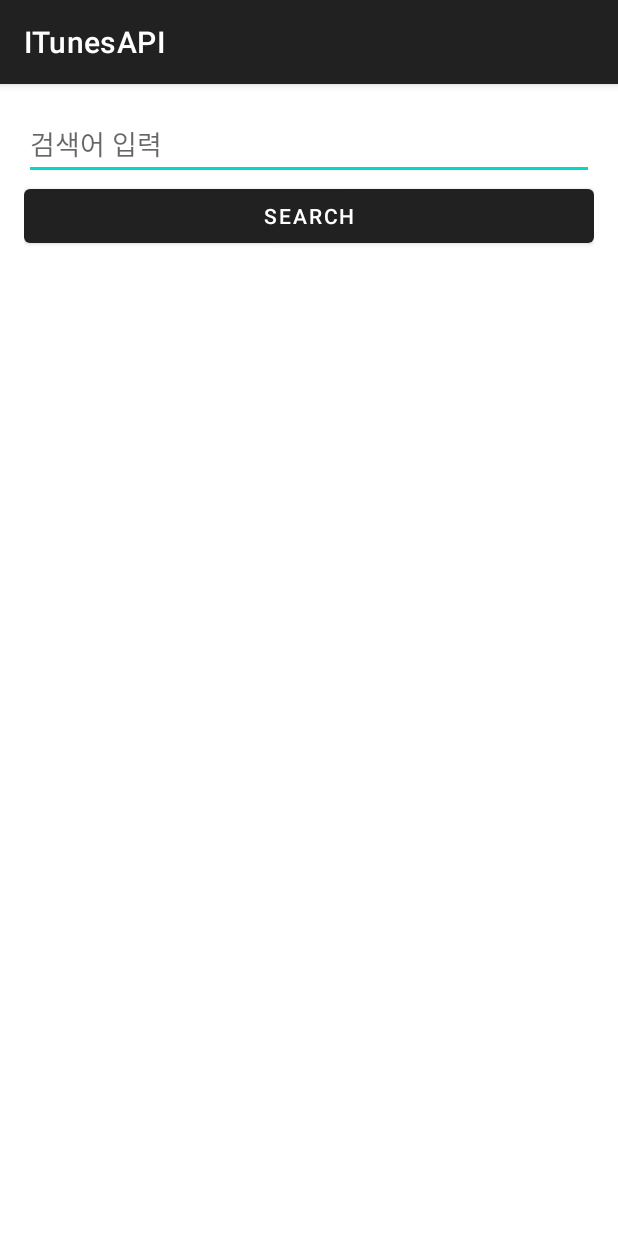
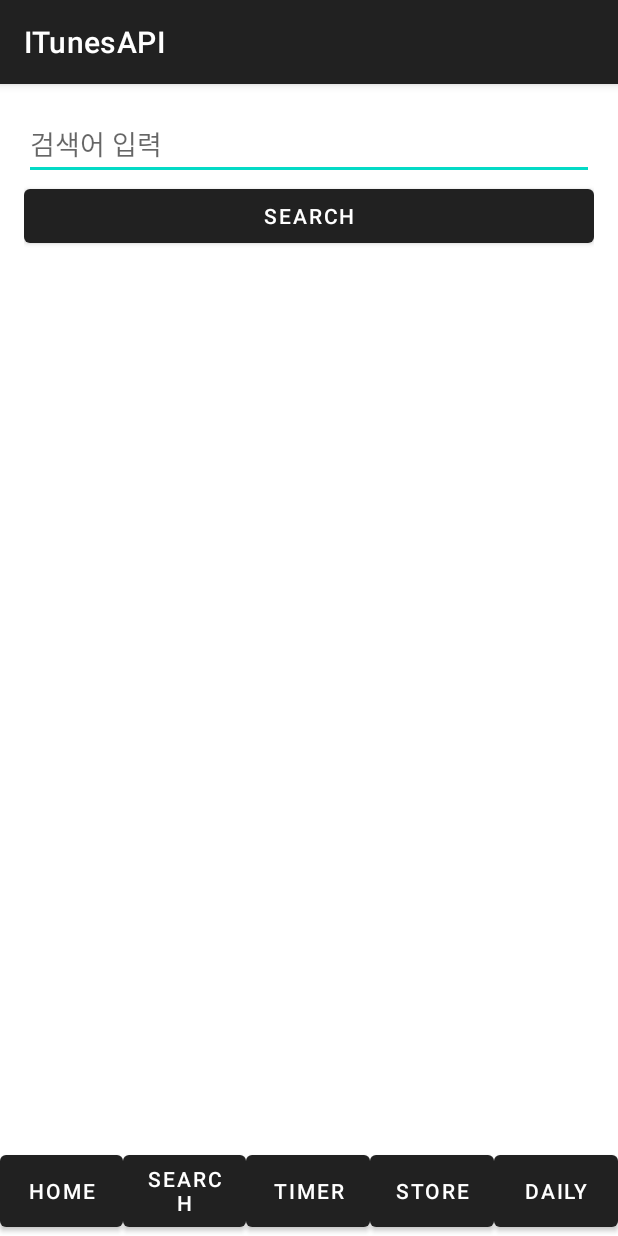
Before and after one commit to ammgree/FLIPI, an Android app: the screen it shows after launch (MainActivity), after a tap on "SEARCH", on a phone screen of 412 x 824 dp. Run offline under Robolectric (Android 15) with nearby library versions, the phone set to English and light mode, and no system bars; network calls fail; pictures from the network do not load.

Commit message:
노래 검색을 프래그먼트로 옮기고 네비게이션 만듦.
노래 앨범이 버튼 위로 나오는 문제가 있음

```diff
--- a/app/src/main/java/com/example/itunesapi/MainActivity.kt
+++ b/app/src/main/java/com/example/itunesapi/MainActivity.kt
@@ -18,11 +18,6 @@ import java.net.URL
 import java.net.URLEncoder
 
 class MainActivity : AppCompatActivity() {
-    private lateinit var recyclerView: RecyclerView
-    private lateinit var adapter: AlbumAdapter
-    private val albumList = mutableListOf<Album>()
-    private var mediaPlayer : MediaPlayer? = null
-
     override fun onCreate(savedInstanceState: Bundle?) {
         super.onCreate(savedInstanceState)
         enableEdgeToEdge()
@@ -32,86 +27,8 @@ class MainActivity : AppCompatActivity() {
             v.setPadding(systemBars.left, systemBars.top, systemBars.right, systemBars.bottom)
             insets
         }
-        val button = findViewById<Button>(R.id.button)
-        val editText = findViewById<EditText>(R.id.searchEditText)
-        recyclerView = findViewById<RecyclerView>(R.id.recyclerView)
-        recyclerView.layoutManager = LinearLayoutManager(this@MainActivity)
-
-
-        adapter = AlbumAdapter(albumList) {
-                album ->
-            mediaPlayer?.release()
-
-            mediaPlayer = MediaPlayer().apply {
-                setDataSource(album.songUrl)
-                prepare()
-                start()
-            }
-        }
-        recyclerView.adapter = adapter
-
-        button.setOnClickListener {
-            Thread {
-                try {
-                    //입력한 노래 제목
-                    val rawInput = editText.text.toString()
-                    val term = URLEncoder.encode(rawInput, "UTF-8")
-
-                    val urlSong = "https://itunes.apple.com/search?media=musicTrack&entity=song&country=kr&term=$term"
-                    val urlAlbum = "https://itunes.apple.com/search?media=musicTrack&entity=album&country=kr&term=$term"
-
-                    albumList.clear()
-
-                    val songMap = makeMap(urlSong)
-                    val albumMap = makeMap(urlAlbum)
-
-                    for ((id, songData) in songMap) {
-                        if (albumMap.containsKey(id)) {
-                            albumList.add(songData)
-                        }
-                    }
-
-                    runOnUiThread {
-                        adapter.notifyDataSetChanged()
-                    }
-
-                } catch (e:Exception){
-                    Log.e("iTunesAPI", "오류 발생: $e")
-                }
-            }.start()
-        }
-    }
-    fun makeMap(urls:String) : Map<String, Album>{
-        //URL 객체로 만들기
-        val url = URL(urls)
-
-        //GET 요청하기
-        val conn = url.openConnection() as HttpURLConnection
-        conn.requestMethod = "GET"
-        //5초동안만 데이터 받기
-        conn.connectTimeout = 5000
-        conn.readTimeout = 5000
-
-        val stream = conn.inputStream
-        val result = stream.bufferedReader().use { it.readText() }
-        stream.close()
-
-        val jsonResponse = JSONObject(result)
-        val jsonArray = jsonResponse.getJSONArray("results")
-
-        val madeMap = mutableMapOf<String, Album>()
-        for (i in 0 until jsonArray.length()) {
-            val item = jsonArray.getJSONObject(i)
-            var id = item.optString("collectionId")
-
-            val title = item.optString("trackName")
-            val artist = item.optString("artistName")
-            val album = item.optString("collectionName")
-            val albumArt = item.optString("artworkUrl100")
-            val songUrl = item.optString("previewUrl")
-
-            madeMap[id] = Album(title, artist, album, albumArt, songUrl)
-        }
-        return madeMap
+        supportFragmentManager.beginTransaction()
+            .replace(R.id.main, SearchFragment())
+            .commit()
     }
 }
--- /dev/null
+++ b/app/src/main/java/com/example/itunesapi/SearchFragment.kt
@@ -0,0 +1,125 @@
+package com.example.itunesapi
+
+import android.media.MediaPlayer
+import android.os.Bundle
+import android.util.Log
+import androidx.fragment.app.Fragment
+import android.view.LayoutInflater
+import android.view.View
+import android.view.ViewGroup
+import android.widget.Button
+import android.widget.EditText
+import androidx.recyclerview.widget.LinearLayoutManager
+import androidx.recyclerview.widget.RecyclerView
+import org.json.JSONObject
+import java.net.HttpURLConnection
+import java.net.URL
+import java.net.URLEncoder
+
+// TODO: Rename parameter arguments, choose names that match
+// the fragment initialization parameters, e.g. ARG_ITEM_NUMBER
+private const val ARG_PARAM1 = "param1"
+private const val ARG_PARAM2 = "param2"
+
+/**
+ * A simple [Fragment] subclass.
+ * Use the [SearchFragment.newInstance] factory method to
+ * create an instance of this fragment.
+ */
+class SearchFragment : Fragment() {
+
+    private lateinit var recyclerView: RecyclerView
+    private lateinit var adapter: AlbumAdapter
+    private val albumList = mutableListOf<Album>()
+    private var mediaPlayer : MediaPlayer? = null
+
+    override fun onCreateView(
+        inflater: LayoutInflater, container: ViewGroup?,
+        savedInstanceState: Bundle?
+    ): View? {
+        // Inflate the layout for this fragment
+        return inflater.inflate(R.layout.fragment_search, container, false)
+    }
+
+    override fun onViewCreated(view: View, savedInstanceState: Bundle?) {
+        val button = view.findViewById<Button>(R.id.button)
+        val editText = view.findViewById<EditText>(R.id.searchEditText)
+        recyclerView = view.findViewById<RecyclerView>(R.id.recyclerView)
+        recyclerView.layoutManager = LinearLayoutManager(requireContext())
+
+        adapter = AlbumAdapter(albumList) { album ->
+            mediaPlayer?.release()
+
+            mediaPlayer = MediaPlayer().apply {
+                setDataSource(album.songUrl)
+                prepare()
+                start()
+            }
+        }
+        recyclerView.adapter = adapter
+
+        button.setOnClickListener {
+            Thread {
+                try {
+                    //입력한 노래 제목
+                    val rawInput = editText.text.toString()
+                    val term = URLEncoder.encode(rawInput, "UTF-8")
+
+                    val urlSong = "https://itunes.apple.com/search?media=musicTrack&entity=song&country=kr&term=$term"
+                    val urlAlbum = "https://itunes.apple.com/search?media=musicTrack&entity=album&country=kr&term=$term"
+
+                    albumList.clear()
+
+                    val songMap = makeMap(urlSong)
+                    val albumMap = makeMap(urlAlbum)
+
+                    for ((id, songData) in songMap) {
+                        if (albumMap.containsKey(id)) {
+                            albumList.add(songData)
+                        }
+                    }
+
+                    activity?.runOnUiThread {
+                        adapter.notifyDataSetChanged()
+                    }
+
+                } catch (e:Exception){
+                    Log.e("iTunesAPI", "오류 발생: $e")
+                }
+            }.start()
+        }
+    }
+    private fun makeMap(urls:String) : Map<String, Album>{
+        //URL 객체로 만들기
+        val url = URL(urls)
+
+        //GET 요청하기
+        val conn = url.openConnection() as HttpURLConnection
+        conn.requestMethod = "GET"
+        //5초동안만 데이터 받기
+        conn.connectTimeout = 5000
+        conn.readTimeout = 5000
+
+        val stream = conn.inputStream
+        val result = stream.bufferedReader().use { it.readText() }
+        stream.close()
+
+        val jsonResponse = JSONObject(result)
+        val jsonArray = jsonResponse.getJSONArray("results")
+
+        val madeMap = mutableMapOf<String, Album>()
+        for (i in 0 until jsonArray.length()) {
+            val item = jsonArray.getJSONObject(i)
+            var id = item.optString("collectionId")
+
+            val title = item.optString("trackName")
+            val artist = item.optString("artistName")
+            val album = item.optString("collectionName")
+            val albumArt = item.optString("artworkUrl100")
+            val songUrl = item.optString("previewUrl")
+
+            madeMap[id] = Album(title, artist, album, albumArt, songUrl)
+        }
+        return madeMap
+    }
+}
--- a/app/src/main/res/layout/activity_main.xml
+++ b/app/src/main/res/layout/activity_main.xml
@@ -1,45 +1,65 @@
 <?xml version="1.0" encoding="utf-8"?>
-<LinearLayout
+<androidx.constraintlayout.widget.ConstraintLayout
     xmlns:android="http://schemas.android.com/apk/res/android"
-    xmlns:tools="http://schemas.android.com/tools"
+    xmlns:app="http://schemas.android.com/apk/res-auto"
     android:id="@+id/main"
     android:layout_width="match_parent"
-    android:layout_height="match_parent"
-    android:orientation="vertical"
-    tools:context=".MainActivity">
+    android:layout_height="match_parent">
 
-    <ScrollView
-        android:layout_width="match_parent"
+    <FrameLayout
+        android:id="@+id/fragment_container"
+        android:layout_width="0dp"
         android:layout_height="0dp"
-        android:layout_weight="1">
+        app:layout_constraintBottom_toTopOf="@+id/navigationBar"
+        app:layout_constraintEnd_toEndOf="parent"
+        app:layout_constraintHorizontal_bias="1.0"
+        app:layout_constraintStart_toStartOf="parent"
+        app:layout_constraintTop_toTopOf="parent" />
 
-        <LinearLayout
-            android:layout_width="match_parent"
-            android:layout_height="wrap_content"
-            android:orientation="vertical"
-            android:padding="16dp">
+    <LinearLayout
+        android:id="@+id/navigationBar"
+        android:layout_width="0dp"
+        android:layout_height="60dp"
+        android:orientation="horizontal"
+        app:layout_constraintBottom_toBottomOf="parent"
+        app:layout_constraintEnd_toEndOf="parent"
+        app:layout_constraintStart_toStartOf="parent"
+        app:layout_constraintTop_toBottomOf="@id/fragment_container">
 
-            <EditText
-                android:id="@+id/searchEditText"
-                android:layout_width="match_parent"
-                android:layout_height="wrap_content"
-                android:hint="검색어 입력"
-                android:inputType="text" />
+        <Button
+            android:id="@+id/nav_home"
+            android:layout_width="0dp"
+            android:layout_height="match_parent"
+            android:layout_weight="1"
+            android:text="home" />
 
+        <Button
+            android:id="@+id/nav_search"
+            android:layout_width="0dp"
+            android:layout_height="match_parent"
+            android:layout_weight="1"
+            android:text="search" />
 
-            <Button
-                android:id="@+id/button"
-                android:layout_width="match_parent"
-                android:layout_height="wrap_content"
-                android:text="Search" />
+        <Button
+            android:id="@+id/nav_timer"
+            android:layout_width="0dp"
+            android:layout_height="match_parent"
+            android:layout_weight="1"
+            android:text="timer" />
 
-            <androidx.recyclerview.widget.RecyclerView
-                android:id="@+id/recyclerView"
-                android:layout_width="match_parent"
-                android:layout_height="match_parent"/>
+        <Button
+            android:id="@+id/nav_store"
+            android:layout_width="0dp"
+            android:layout_height="match_parent"
+            android:layout_weight="1"
+            android:text="store" />
 
+        <Button
+            android:id="@+id/nav_daily"
+            android:layout_width="0dp"
+            android:layout_height="match_parent"
+            android:layout_weight="1"
+            android:text="daily" />
+    </LinearLayout>
 
-        </LinearLayout>
-    </ScrollView>
-
-</LinearLayout>
+</androidx.constraintlayout.widget.ConstraintLayout>
--- /dev/null
+++ b/app/src/main/res/layout/fragment_search.xml
@@ -0,0 +1,32 @@
+<?xml version="1.0" encoding="utf-8"?>
+<LinearLayout xmlns:android="http://schemas.android.com/apk/res/android"
+    xmlns:tools="http://schemas.android.com/tools"
+    android:id="@+id/search"
+    android:layout_width="match_parent"
+    android:layout_height="match_parent"
+    android:orientation="vertical"
+    tools:context=".SearchFragment"
+    android:padding="16dp">
+
+
+    <EditText
+        android:id="@+id/searchEditText"
+        android:layout_width="match_parent"
+        android:layout_height="wrap_content"
+        android:hint="검색어 입력"
+        android:inputType="text" />
+
+
+    <Button
+        android:id="@+id/button"
+        android:layout_width="match_parent"
+        android:layout_height="wrap_content"
+        android:text="Search" />
+
+    <androidx.recyclerview.widget.RecyclerView
+        android:id="@+id/recyclerView"
+        android:layout_width="match_parent"
+        android:layout_height="0dp"
+        android:layout_weight="1"/>
+
+</LinearLayout>
--- a/app/src/main/res/values/strings.xml
+++ b/app/src/main/res/values/strings.xml
@@ -1,3 +1,5 @@
 <resources>
     <string name="app_name">ITunesAPI</string>
+    <!-- TODO: Remove or change this placeholder text -->
+    <string name="hello_blank_fragment">Hello blank fragment</string>
 </resources>
```
